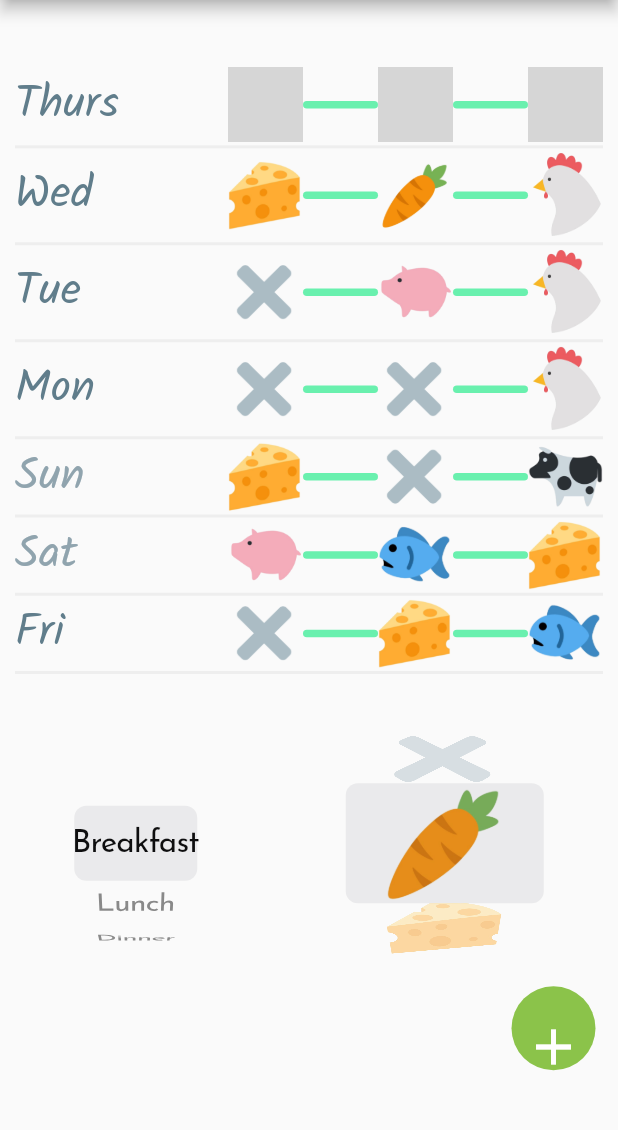
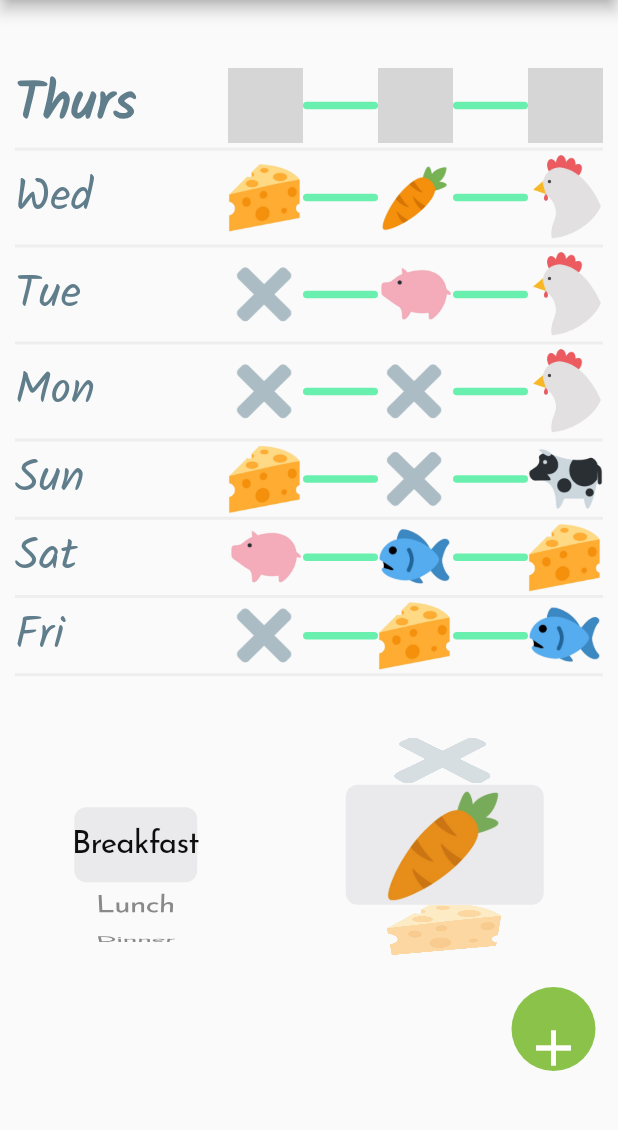
Before and after one commit to JannPe/tagefood_app, a Flutter app: the screen it shows after launch, on a phone screen of 412 x 824 dp, the part 75-1205 px from its top. Run offline on Flutter 3.47's test engine with Material 2 defaults, Android fonts, the light colour scheme and no system bars; our stand-ins replace fl_chart, flutter_spinkit, shared_preferences; grey boxes are pictures that could not be loaded.

Commit message:
changed DayRow to instead of greying our weekend make today bold

```diff
--- a/lib/screens/home_screen.dart
+++ b/lib/screens/home_screen.dart
@@ -189,7 +189,10 @@ class _MyHomePageState extends State<MyHomePage> {
                   child: Column(
                     mainAxisAlignment: MainAxisAlignment.spaceBetween,
                     children: <Widget>[
-                      DayRow(day: days[0], dataMap: dataMap[dateStampToday]),
+                      DayRow(
+                          day: days[0],
+                          dataMap: dataMap[dateStampToday],
+                          isToday: true),
                       DayRow(
                           day: days[1],
                           dataMap: dataMap[
--- a/lib/widgets/day_row.dart
+++ b/lib/widgets/day_row.dart
@@ -1,10 +1,11 @@
 import 'package:flutter/material.dart';
 
 class DayRow extends StatelessWidget {
-  DayRow({this.dataMap, this.day});
+  DayRow({@required this.dataMap, @required this.day, this.isToday});
 
   final dataMap;
   final day;
+  final isToday;
 
   @override
   Widget build(BuildContext context) {
@@ -15,10 +16,11 @@ class DayRow extends StatelessWidget {
           children: [
             Text(
               day,
-              style: day == 'Sat' || day == 'Sun'
+              style: isToday == true
                   ? TextStyle(
-                      fontSize: 30.0,
-                      color: Colors.blueGrey[300],
+                      fontSize: 35.0,
+                      fontWeight: FontWeight.bold,
+                      color: Colors.blueGrey,
                       fontFamily: 'Kalam')
                   : TextStyle(
                       fontSize: 30.0,
```
